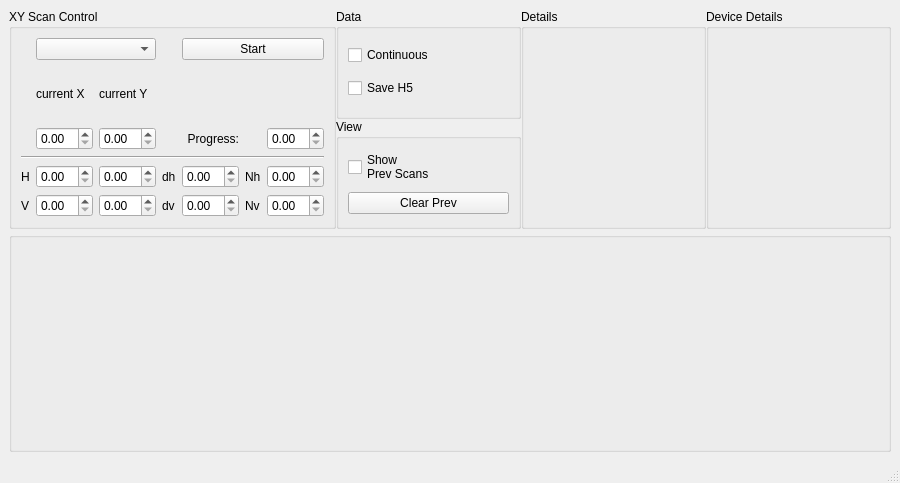
Above: scanning/raster_scan_base.ui from vfolfbt7330jordanjacobs/ScopeFoundry before the change. Below: the same form after it.
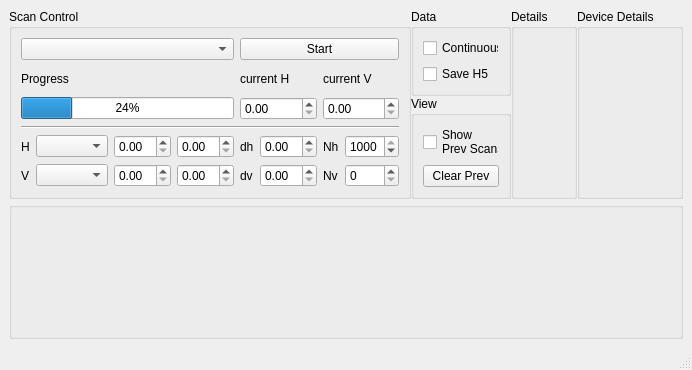
That is the form after the change.

Diff of the .ui file:
```diff
--- a/scanning/raster_scan_base.ui
+++ b/scanning/raster_scan_base.ui
@@ -6,8 +6,8 @@
    <rect>
     <x>0</x>
     <y>0</y>
-    <width>900</width>
-    <height>483</height>
+    <width>692</width>
+    <height>370</height>
    </rect>
   </property>
   <property name="acceptDrops">
@@ -25,56 +25,95 @@
      <layout class="QHBoxLayout" name="settings_horizontalLayout">
       <item>
        <widget class="QGroupBox" name="control_groupBox">
+        <property name="sizePolicy">
+         <sizepolicy hsizetype="MinimumExpanding" vsizetype="Preferred">
+          <horstretch>0</horstretch>
+          <verstretch>0</verstretch>
+         </sizepolicy>
+        </property>
         <property name="maximumSize">
          <size>
-          <width>450</width>
+          <width>16777215</width>
           <height>16777215</height>
          </size>
         </property>
         <property name="title">
-         <string>XY Scan Control</string>
+         <string>Scan Control</string>
         </property>
-        <layout class="QGridLayout" name="gridLayout" columnstretch="0,0,0,0,0,0,0">
-         <item row="2" column="2">
-          <widget class="QDoubleSpinBox" name="y_doubleSpinBox"/>
+        <layout class="QGridLayout" name="gridLayout" columnstretch="0,0,0,0,0,0,0,0">
+         <item row="2" column="0" colspan="4">
+          <widget class="QProgressBar" name="progressBar">
+           <property name="sizePolicy">
+            <sizepolicy hsizetype="Expanding" vsizetype="Fixed">
+             <horstretch>0</horstretch>
+             <verstretch>0</verstretch>
+            </sizepolicy>
+           </property>
+           <property name="value">
+            <number>24</number>
+           </property>
+          </widget>
          </item>
-         <item row="6" column="3">
+         <item row="1" column="4" colspan="2">
+          <widget class="QLabel" name="x_label">
+           <property name="sizePolicy">
+            <sizepolicy hsizetype="Expanding" vsizetype="Preferred">
+             <horstretch>0</horstretch>
+             <verstretch>0</verstretch>
+            </sizepolicy>
+           </property>
+           <property name="text">
+            <string>current H</string>
+           </property>
+          </widget>
+         </item>
+         <item row="6" column="4">
           <widget class="QLabel" name="dv_label_2">
            <property name="text">
             <string>dv</string>
            </property>
           </widget>
          </item>
-         <item row="1" column="1">
-          <widget class="QLabel" name="x_label">
-           <property name="text">
-            <string>current X</string>
-           </property>
-          </widget>
-         </item>
          <item row="4" column="2">
-          <widget class="QDoubleSpinBox" name="h1_doubleSpinBox"/>
+          <widget class="QDoubleSpinBox" name="h0_doubleSpinBox">
+           <property name="sizePolicy">
+            <sizepolicy hsizetype="Expanding" vsizetype="Fixed">
+             <horstretch>0</horstretch>
+             <verstretch>0</verstretch>
+            </sizepolicy>
+           </property>
+          </widget>
          </item>
-         <item row="2" column="4">
-          <widget class="QLabel" name="progres_label">
-           <property name="text">
-            <string>Progress:</string>
+         <item row="6" column="7">
+          <widget class="QDoubleSpinBox" name="Nv_doubleSpinBox">
+           <property name="minimumSize">
+            <size>
+             <width>0</width>
+             <height>0</height>
+            </size>
            </property>
-           <property name="alignment">
-            <set>Qt::AlignRight|Qt::AlignTrailing|Qt::AlignVCenter</set>
+           <property name="decimals">
+            <number>0</number>
            </property>
           </widget>
          </item>
-         <item row="6" column="4">
+         <item row="6" column="5">
           <widget class="QDoubleSpinBox" name="dv_doubleSpinBox"/>
          </item>
-         <item row="4" column="4">
-          <widget class="QDoubleSpinBox" name="dh_doubleSpinBox"/>
+         <item row="3" column="0" colspan="8">
+          <widget class="Line" name="line">
+           <property name="orientation">
+            <enum>Qt::Orientation::Horizontal</enum>
+           </property>
+          </widget>
          </item>
-         <item row="1" column="2">
-          <widget class="QLabel" name="y_label">
-           <property name="text">
-            <string>current Y</string>
+         <item row="2" column="6" colspan="2">
+          <widget class="QDoubleSpinBox" name="y_doubleSpinBox">
+           <property name="sizePolicy">
+            <sizepolicy hsizetype="Expanding" vsizetype="Fixed">
+             <horstretch>0</horstretch>
+             <verstretch>0</verstretch>
+            </sizepolicy>
            </property>
           </widget>
          </item>
@@ -85,11 +124,33 @@
            </property>
           </widget>
          </item>
-         <item row="2" column="6">
-          <widget class="QDoubleSpinBox" name="progress_doubleSpinBox"/>
-         </item>
-         <item row="6" column="2">
-          <widget class="QDoubleSpinBox" name="v1_doubleSpinBox"/>
+         <item row="4" column="7">
+          <widget class="QDoubleSpinBox" name="Nh_doubleSpinBox">
+           <property name="sizePolicy">
+            <sizepolicy hsizetype="Minimum" vsizetype="Fixed">
+             <horstretch>0</horstretch>
+             <verstretch>0</verstretch>
+            </sizepolicy>
+           </property>
+           <property name="minimumSize">
+            <size>
+             <width>50</width>
+             <height>0</height>
+            </size>
+           </property>
+           <property name="frame">
+            <bool>true</bool>
+           </property>
+           <property name="decimals">
+            <number>0</number>
+           </property>
+           <property name="maximum">
+            <double>1000.000000000000000</double>
+           </property>
+           <property name="value">
+            <double>1000.000000000000000</double>
+           </property>
+          </widget>
          </item>
          <item row="6" column="0">
           <widget class="QLabel" name="v_label_2">
@@ -98,56 +159,122 @@
            </property>
           </widget>
          </item>
-         <item row="2" column="1">
-          <widget class="QDoubleSpinBox" name="x_doubleSpinBox"/>
+         <item row="6" column="1">
+          <widget class="QComboBox" name="v_axis_comboBox"/>
          </item>
-         <item row="4" column="1">
-          <widget class="QDoubleSpinBox" name="h0_doubleSpinBox"/>
+         <item row="0" column="4" colspan="4">
+          <widget class="QPushButton" name="start_pushButton">
+           <property name="sizePolicy">
+            <sizepolicy hsizetype="Expanding" vsizetype="Fixed">
+             <horstretch>0</horstretch>
+             <verstretch>0</verstretch>
+            </sizepolicy>
+           </property>
+           <property name="text">
+            <string>Start</string>
+           </property>
+          </widget>
          </item>
-         <item row="3" column="0" colspan="7">
-          <widget class="Line" name="line">
-           <property name="orientation">
-            <enum>Qt::Horizontal</enum>
+         <item row="6" column="3">
+          <widget class="QDoubleSpinBox" name="v1_doubleSpinBox"/>
+         </item>
+         <item row="4" column="3">
+          <widget class="QDoubleSpinBox" name="h1_doubleSpinBox">
+           <property name="sizePolicy">
+            <sizepolicy hsizetype="Expanding" vsizetype="Fixed">
+             <horstretch>0</horstretch>
+             <verstretch>0</verstretch>
+            </sizepolicy>
            </property>
           </widget>
          </item>
-         <item row="4" column="6">
-          <widget class="QDoubleSpinBox" name="Nh_doubleSpinBox"/>
+         <item row="4" column="4">
+          <widget class="QLabel" name="dv_label">
+           <property name="text">
+            <string>dh</string>
+           </property>
+          </widget>
+         </item>
+         <item row="1" column="6" colspan="2">
+          <widget class="QLabel" name="y_label">
+           <property name="sizePolicy">
+            <sizepolicy hsizetype="Expanding" vsizetype="Preferred">
+             <horstretch>0</horstretch>
+             <verstretch>0</verstretch>
+            </sizepolicy>
+           </property>
+           <property name="text">
+            <string>current V</string>
+           </property>
+          </widget>
          </item>
          <item row="4" column="5">
+          <widget class="QDoubleSpinBox" name="dh_doubleSpinBox">
+           <property name="sizePolicy">
+            <sizepolicy hsizetype="Expanding" vsizetype="Fixed">
+             <horstretch>0</horstretch>
+             <verstretch>0</verstretch>
+            </sizepolicy>
+           </property>
+          </widget>
+         </item>
+         <item row="4" column="6">
           <widget class="QLabel" name="label_2">
            <property name="text">
             <string>Nh</string>
            </property>
           </widget>
          </item>
-         <item row="6" column="1">
+         <item row="2" column="4" colspan="2">
+          <widget class="QDoubleSpinBox" name="x_doubleSpinBox">
+           <property name="sizePolicy">
+            <sizepolicy hsizetype="Expanding" vsizetype="Fixed">
+             <horstretch>0</horstretch>
+             <verstretch>0</verstretch>
+            </sizepolicy>
+           </property>
+          </widget>
+         </item>
+         <item row="6" column="2">
           <widget class="QDoubleSpinBox" name="v0_doubleSpinBox"/>
          </item>
+         <item row="4" column="1">
+          <widget class="QComboBox" name="h_axis_comboBox">
+           <property name="sizePolicy">
+            <sizepolicy hsizetype="Expanding" vsizetype="Fixed">
+             <horstretch>0</horstretch>
+             <verstretch>0</verstretch>
+            </sizepolicy>
+           </property>
+          </widget>
+         </item>
          <item row="6" column="6">
-          <widget class="QDoubleSpinBox" name="Nv_doubleSpinBox"/>
-         </item>
-         <item row="4" column="3">
-          <widget class="QLabel" name="dv_label">
-           <property name="text">
-            <string>dh</string>
-           </property>
-          </widget>
-         </item>
-         <item row="6" column="5">
           <widget class="QLabel" name="label_3">
            <property name="text">
             <string>Nv</string>
            </property>
           </widget>
          </item>
-         <item row="0" column="1" colspan="2">
-          <widget class="QComboBox" name="scan_type_comboBox"/>
+         <item row="0" column="0" colspan="4">
+          <widget class="QComboBox" name="scan_type_comboBox">
+           <property name="sizePolicy">
+            <sizepolicy hsizetype="Expanding" vsizetype="Fixed">
+             <horstretch>0</horstretch>
+             <verstretch>0</verstretch>
+            </sizepolicy>
+           </property>
+          </widget>
          </item>
-         <item row="0" column="4" colspan="3">
-          <widget class="QPushButton" name="start_pushButton">
+         <item row="1" column="0" colspan="3">
+          <widget class="QLabel" name="label">
+           <property name="sizePolicy">
+            <sizepolicy hsizetype="Expanding" vsizetype="Preferred">
+             <horstretch>0</horstretch>
+             <verstretch>0</verstretch>
+            </sizepolicy>
+           </property>
            <property name="text">
-            <string>Start</string>
+            <string>Progress</string>
            </property>
           </widget>
          </item>
@@ -158,6 +285,18 @@
        <layout class="QVBoxLayout" name="verticalLayout_3">
         <item>
          <widget class="QGroupBox" name="groupBox">
+          <property name="sizePolicy">
+           <sizepolicy hsizetype="Maximum" vsizetype="Minimum">
+            <horstretch>0</horstretch>
+            <verstretch>0</verstretch>
+           </sizepolicy>
+          </property>
+          <property name="minimumSize">
+           <size>
+            <width>100</width>
+            <height>0</height>
+           </size>
+          </property>
           <property name="title">
            <string>Data</string>
           </property>
@@ -181,6 +320,18 @@
         </item>
         <item>
          <widget class="QGroupBox" name="groupBox_2">
+          <property name="sizePolicy">
+           <sizepolicy hsizetype="Fixed" vsizetype="Preferred">
+            <horstretch>0</horstretch>
+            <verstretch>0</verstretch>
+           </sizepolicy>
+          </property>
+          <property name="minimumSize">
+           <size>
+            <width>100</width>
+            <height>0</height>
+           </size>
+          </property>
           <property name="title">
            <string>View</string>
           </property>
@@ -215,6 +366,12 @@
       </item>
       <item>
        <widget class="QGroupBox" name="device_details_GroupBox">
+        <property name="sizePolicy">
+         <sizepolicy hsizetype="Preferred" vsizetype="Preferred">
+          <horstretch>0</horstretch>
+          <verstretch>0</verstretch>
+         </sizepolicy>
+        </property>
         <property name="title">
          <string>Device Details</string>
         </property>
```
Left out of the diff: 6 changed lines with no effect on the pictures.
